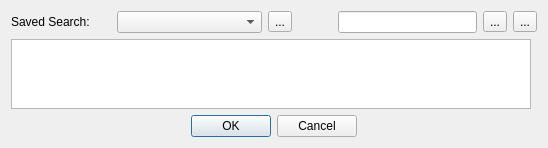
Old version of the form src/calibre/gui2/dialogs/saved_search_editor.ui in the repository debian-calibre/calibre.
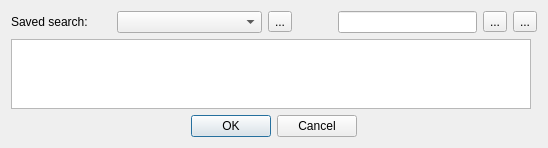
New version of the form. Icons and pictures are not drawn.

Patch:
```diff
--- a/src/calibre/gui2/dialogs/saved_search_editor.ui
+++ b/src/calibre/gui2/dialogs/saved_search_editor.ui
@@ -48,7 +48,7 @@
         </size>
        </property>
        <property name="text">
-        <string>Saved Search: </string>
+        <string>Saved search: </string>
        </property>
        <property name="alignment">
         <set>Qt::AlignLeading|Qt::AlignLeft|Qt::AlignVCenter</set>
```
Left out of the diff: 2 changed lines with no effect on the pictures.
